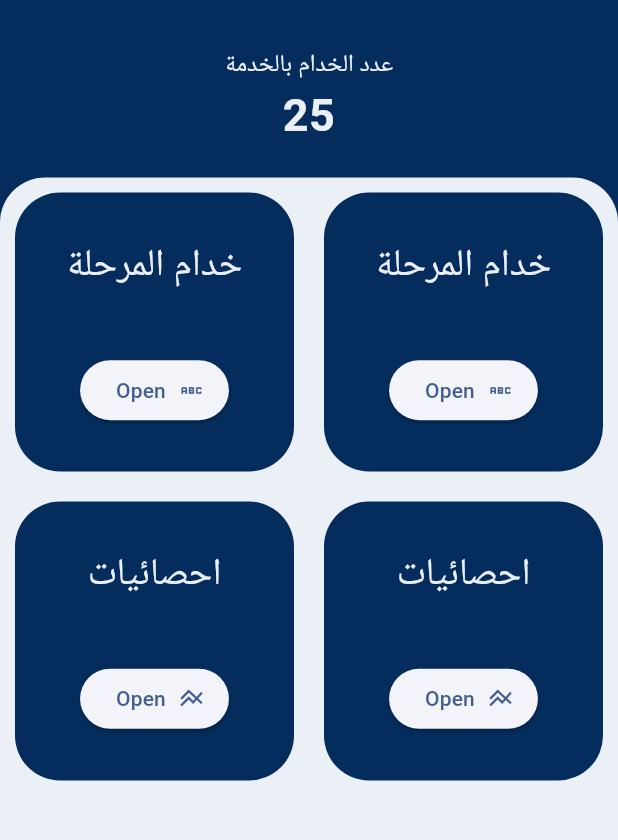
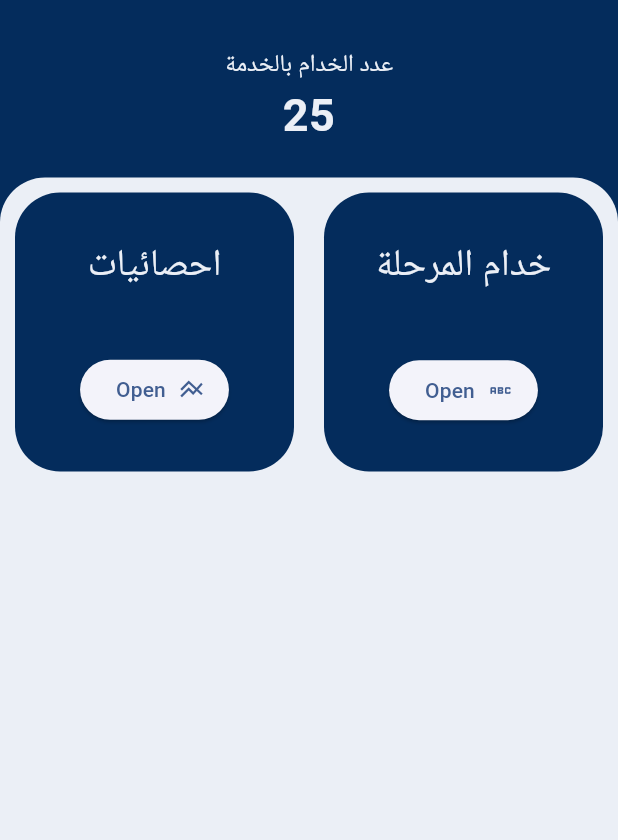
Before and after one commit to MinaYasser100/Faithful-Servant, a Flutter app: the GeneralManager screen opened by its route, on a phone screen of 412 x 824 dp, the part 67-907 px from its top. Run offline on Flutter 3.47's test engine with Material 3 defaults, Android fonts, the phone set to English and light mode, and no system bars; our stand-ins replace cloud_firestore, firebase_auth, firebase_core, firebase_storage, flutter_animate, flutter_bloc and 7 more; accounts and stored records are empty; Roboto replaces fonts that are missing (Cairo).

```diff
--- a/lib/core/helper/constant.dart
+++ b/lib/core/helper/constant.dart
@@ -20,6 +20,7 @@ Map<String, dynamic> selectChurch = {
 
 final List<String> currentServiceItems = [
   'حضانة كيجي 1',
+  'حضانة كيجي 2',
   'اولي ابتدائي',
   'ثانية ابتدائي',
   'ثالثة ابتدائي',
@@ -47,7 +48,6 @@ final List<String> currentServiceItems = [
   'الكشافة',
   'مركز المشورة',
   'مدرسة الشمامسة',
-  'حضانة كيجي 2',
 ];
 
 const kUserId = 'userId';
@@ -59,38 +59,20 @@ const kHomeView = 'homeView';
 
 double bodyRadious = 30.0;
 
-List<Map> pages = [
+List<Map> generalServantPage = [
   {
-    'Privileges': '2',
     'text': 'خدام المرحلة',
     "btntext": 'Open',
     'routeto': GetPages.mineServant,
     'icon': Icons.abc_outlined,
   },
   {
-    'Privileges': '3',
-    'text': 'خدام المرحلة',
-    "btntext": 'Open',
-    'routeto': GetPages.mineServant,
-    'icon': Icons.abc_outlined,
-  },
-  {
-    'Privileges': '2',
-    'text': 'احصائيات',
-    "btntext": 'Open',
-    'routeto': GetPages.statistics,
-    'icon': Icons.line_axis,
-  },
-  {
-    'Privileges': '3',
     'text': 'احصائيات',
     "btntext": 'Open',
     'routeto': GetPages.statistics,
     'icon': Icons.line_axis,
   },
 ];
-
-List pagesafterfilter = pages.where((i) => i['Privileges'] == '3').toList();
 
 List<Map> genetalSuperVisorPages = [
   {
--- a/lib/core/widgets/Drawer/function/determined_pages_options.dart
+++ b/lib/core/widgets/Drawer/function/determined_pages_options.dart
@@ -6,7 +6,7 @@ List<Map<dynamic, dynamic>> determinedPagesOptions(
   if (userModel.privilage == 'المشرف العام') {
     return genetalSuperVisorPages;
   } else if (userModel.privilage == 'امين الخدمة') {
-    return pages;
+    return generalServantPage;
   } else {
     return servantPages;
   }
--- a/lib/features/general_manager/presentation/views/widgets/general_manager_body.dart
+++ b/lib/features/general_manager/presentation/views/widgets/general_manager_body.dart
@@ -12,7 +12,7 @@ class GeneralManagerBody extends StatelessWidget {
       child: Column(
         children: [
           const QuickSummarySpace(),
-          PageCards(screensList: pages),
+          PageCards(screensList: generalServantPage),
         ],
       ),
     );
```
